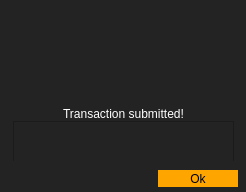
Above: processingwindow.ui from Acria-Network/Acria-Oracle-Node-Qt before the change. Below: the same form after it.
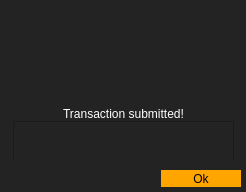
That is the form after the change. Icons and pictures are not drawn.

The edit to the form file:
```diff
--- a/processingwindow.ui
+++ b/processingwindow.ui
@@ -54,7 +54,7 @@
   <widget class="QPushButton" name="pushButton">
    <property name="geometry">
     <rect>
-     <x>158</x>
+     <x>161</x>
      <y>170</y>
      <width>80</width>
      <height>17</height>
```
